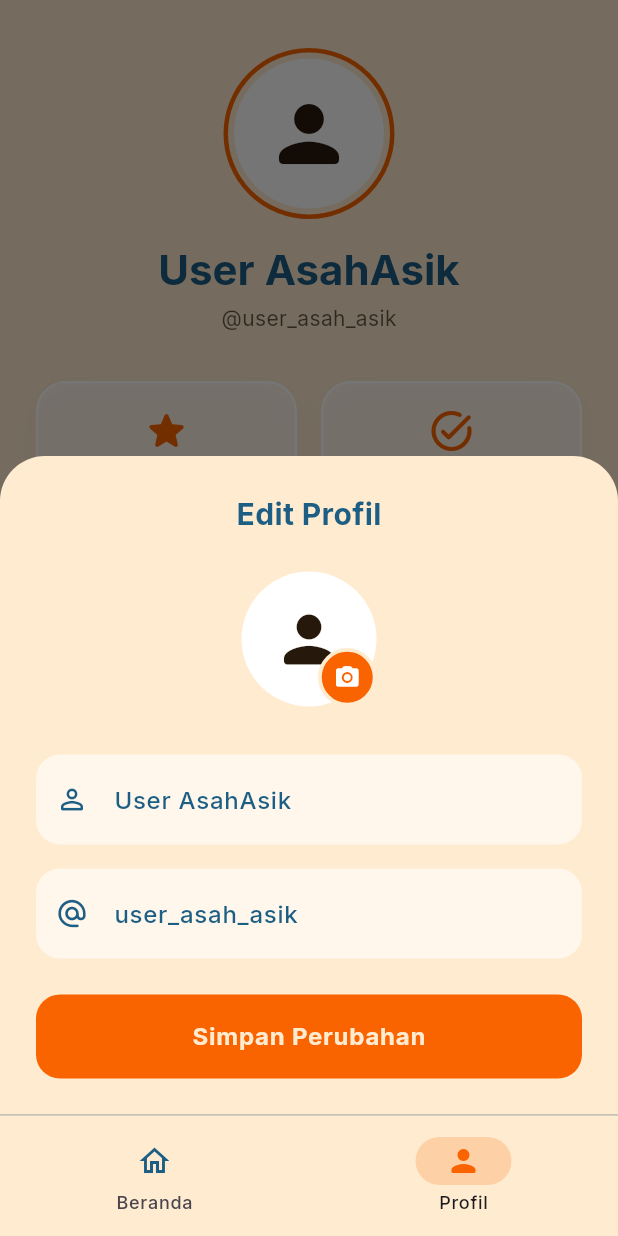
After one commit to valmaiimtiyaz/ValmaiImtiyaz_24-135_PM6, a Flutter app: the ProfileScreen screen opened by its route, after a tap on "Edit Profil", on a phone screen of 412 x 824 dp. The commit adds this screen. Run offline on Flutter 3.47's test engine with Material 3 defaults, Android fonts, the phone set to English and light mode, and no system bars; our stand-ins replace go_router, image_picker.

Commit message:
feat: menambahkan antarmuka profile, fungsionalitas real-time ganti tema, edit profil, dan pilihan foto dari galeri

```diff
--- /dev/null
+++ b/lib/core/providers/user_provider.dart
@@ -0,0 +1,21 @@
+import 'package:flutter/material.dart';
+
+class UserProvider extends ChangeNotifier {
+  String _name = 'User AsahAsik';
+  String _username = '@user_asah_asik';
+  String? _profileImagePath;
+  String get name => _name;
+  String get username => _username;
+  String? get profileImagePath => _profileImagePath;
+
+  void updateProfile(String newName, String newUsername) {
+    if (newName.isNotEmpty) _name = newName;
+    if (newUsername.isNotEmpty) _username = newUsername;
+    notifyListeners();
+  }
+
+  void updateProfileImage(String newPath) {
+    _profileImagePath = newPath;
+    notifyListeners();
+  }
+}
--- a/lib/core/routes/app_router.dart
+++ b/lib/core/routes/app_router.dart
@@ -5,6 +5,7 @@ import '../../screens/auth/sign_in_screen.dart';
 import '../../screens/auth/sign_up_screen.dart';
 import '../../widgets/bottom_navigation_shell.dart';
 import '../../screens/home/home_screen.dart';
+import '../../screens/profile/profile_screen.dart';
 
 class AppRoutes {
   static const String signIn = '/';
@@ -47,9 +48,7 @@ class AppRouter {
             routes: [
               GoRoute(
                 path: AppRoutes.profile,
-                builder: (context, state) => const Scaffold(
-                  body: Center(child: Text('Halaman Profil Segera Hadir')),
-                ),
+                builder: (context, state) => const ProfileScreen(),
               ),
             ],
           ),
--- /dev/null
+++ b/lib/core/theme/theme_provider.dart
@@ -0,0 +1,10 @@
+import 'package:flutter/material.dart';
+
+class ThemeProvider extends ChangeNotifier {
+  ThemeMode _themeMode = ThemeMode.system;
+  ThemeMode get themeMode => _themeMode;
+  void setThemeMode(ThemeMode mode) {
+    _themeMode = mode;
+    notifyListeners();
+  }
+}
--- a/lib/main.dart
+++ b/lib/main.dart
@@ -1,23 +1,36 @@
 import 'package:flutter/material.dart';
+import 'package:provider/provider.dart';
 
+import 'core/routes/app_router.dart';
 import 'core/theme/app_theme.dart';
-import 'core/routes/app_router.dart';
+import 'core/theme/theme_provider.dart';
+import 'core/providers/user_provider.dart';
 
 void main() {
-  runApp(const AsahAsikApp());
+  runApp(
+    MultiProvider(
+      providers: [
+        ChangeNotifierProvider(create: (context) => ThemeProvider()),
+        ChangeNotifierProvider(create: (context) => UserProvider()),
+      ],
+      child: const MyApp(),
+    ),
+  );
 }
 
-class AsahAsikApp extends StatelessWidget {
-  const AsahAsikApp({super.key});
+class MyApp extends StatelessWidget {
+  const MyApp({super.key});
 
   @override
   Widget build(BuildContext context) {
+    final themeProvider = Provider.of<ThemeProvider>(context);
+
     return MaterialApp.router(
       title: 'AsahAsik',
       debugShowCheckedModeBanner: false,
       theme: AppTheme.lightTheme,
       darkTheme: AppTheme.darkTheme,
-      themeMode: ThemeMode.system,
+      themeMode: themeProvider.themeMode,
       routerConfig: AppRouter.router,
     );
   }
--- /dev/null
+++ b/lib/screens/profile/profile_screen.dart
@@ -0,0 +1,493 @@
+import 'dart:io';
+
+import 'package:flutter/material.dart';
+import 'package:go_router/go_router.dart';
+import 'package:provider/provider.dart';
+import 'package:image_picker/image_picker.dart';
+
+import '../../core/constants/app_colors.dart';
+import '../../core/routes/app_router.dart';
+import '../../core/theme/theme_provider.dart';
+import '../../core/providers/user_provider.dart';
+import '../../widgets/custom_button.dart';
+import '../../widgets/custom_textfield.dart';
+
+class ProfileScreen extends StatelessWidget {
+  const ProfileScreen({super.key});
+
+  @override
+  Widget build(BuildContext context) {
+    final isDark = Theme.of(context).brightness == Brightness.dark;
+    final textTheme = Theme.of(context).textTheme;
+    final userProvider = Provider.of<UserProvider>(context);
+
+    return Scaffold(
+      body: SafeArea(
+        child: SingleChildScrollView(
+          padding: const EdgeInsets.symmetric(horizontal: 24.0, vertical: 32.0),
+          child: Column(
+            children: [
+              Center(
+                child: Column(
+                  children: [
+                    Container(
+                      padding: const EdgeInsets.all(4),
+                      decoration: BoxDecoration(
+                        shape: BoxShape.circle,
+                        border: Border.all(
+                          color: AppColors.blazeOrange,
+                          width: 3.0,
+                        ),
+                      ),
+                      child: CircleAvatar(
+                        radius: 50,
+                        backgroundColor: isDark
+                            ? AppColors.champagne.withOpacity(0.2)
+                            : Colors.white,
+                        backgroundImage: userProvider.profileImagePath != null
+                            ? FileImage(File(userProvider.profileImagePath!))
+                            : null,
+                        child: userProvider.profileImagePath == null
+                            ? const Icon(
+                                Icons.person_rounded,
+                                color: AppColors.coffeeBean,
+                                size: 60,
+                              )
+                            : null,
+                      ),
+                    ),
+                    const SizedBox(height: 16),
+                    Text(
+                      userProvider.name,
+                      style: textTheme.headlineMedium?.copyWith(
+                        fontWeight: FontWeight.bold,
+                        color: isDark
+                            ? AppColors.champagne
+                            : AppColors.lightNavyBlue,
+                      ),
+                    ),
+                    const SizedBox(height: 4),
+                    Text(
+                      userProvider.username,
+                      style: textTheme.bodyMedium?.copyWith(
+                        color: isDark
+                            ? AppColors.champagne.withOpacity(0.7)
+                            : AppColors.coffeeBean.withOpacity(0.7),
+                      ),
+                    ),
+                  ],
+                ),
+              ),
+              const SizedBox(height: 32),
+
+              Row(
+                children: [
+                  Expanded(
+                    child: _buildStatCard(
+                      title: 'Total Skor',
+                      value: '1,250',
+                      icon: Icons.star_rounded,
+                      isDark: isDark,
+                      textTheme: textTheme,
+                    ),
+                  ),
+                  const SizedBox(width: 16),
+                  Expanded(
+                    child: _buildStatCard(
+                      title: 'Kuis Selesai',
+                      value: '24',
+                      icon: Icons.task_alt_rounded,
+                      isDark: isDark,
+                      textTheme: textTheme,
+                    ),
+                  ),
+                ],
+              ),
+              const SizedBox(height: 40),
+
+              Align(
+                alignment: Alignment.centerLeft,
+                child: Text(
+                  'Pengaturan Akun',
+                  style: textTheme.titleLarge?.copyWith(
+                    fontWeight: FontWeight.bold,
+                    color: isDark
+                        ? AppColors.champagne
+                        : AppColors.lightNavyBlue,
+                  ),
+                ),
+              ),
+              const SizedBox(height: 16),
+
+              _buildMenuTile(
+                icon: Icons.edit_rounded,
+                title: 'Edit Profil',
+                isDark: isDark,
+                onTap: () => _showEditProfileSheet(context),
+              ),
+              _buildMenuTile(
+                icon: Icons.color_lens_rounded,
+                title: 'Tema Tampilan',
+                isDark: isDark,
+                onTap: () => _showThemeSheet(context),
+              ),
+              _buildMenuTile(
+                icon: Icons.help_outline_rounded,
+                title: 'Pusat Bantuan',
+                isDark: isDark,
+                onTap: () => ScaffoldMessenger.of(context).showSnackBar(
+                  const SnackBar(
+                    content: Text('Pusat Bantuan sedang dalam pengembangan.'),
+                  ),
+                ),
+              ),
+              const SizedBox(height: 32),
+
+              SizedBox(
+                width: double.infinity,
+                child: OutlinedButton.icon(
+                  onPressed: () => context.go(AppRoutes.signIn),
+                  icon: const Icon(
+                    Icons.logout_rounded,
+                    color: Colors.redAccent,
+                  ),
+                  label: const Text(
+                    'Keluar Akun',
+                    style: TextStyle(
+                      color: Colors.redAccent,
+                      fontWeight: FontWeight.bold,
+                      fontSize: 16,
+                    ),
+                  ),
+                  style: OutlinedButton.styleFrom(
+                    padding: const EdgeInsets.symmetric(vertical: 16),
+                    side: const BorderSide(color: Colors.redAccent, width: 1.5),
+                    shape: RoundedRectangleBorder(
+                      borderRadius: BorderRadius.circular(16),
+                    ),
+                  ),
+                ),
+              ),
+              const SizedBox(height: 40),
+            ],
+          ),
+        ),
+      ),
+    );
+  }
+
+  // ==========================================
+  // FUNGSI POP-UP: Edit Profil (Dengan StatefulBuilder)
+  // ==========================================
+  void _showEditProfileSheet(BuildContext context) {
+    final userProvider = Provider.of<UserProvider>(context, listen: false);
+    final nameController = TextEditingController(text: userProvider.name);
+    final usernameController = TextEditingController(
+      text: userProvider.username.replaceAll('@', ''),
+    );
+
+    showModalBottomSheet(
+      context: context,
+      isScrollControlled: true,
+      backgroundColor: Colors.transparent,
+      builder: (context) {
+        final isDark = Theme.of(context).brightness == Brightness.dark;
+
+        // ---> MENGGUNAKAN STATEFULBUILDER AGAR POPUP BISA ME-REFRESH DIRINYA SENDIRI
+        return StatefulBuilder(
+          builder: (BuildContext context, StateSetter setModalState) {
+            return Container(
+              padding: EdgeInsets.only(
+                top: 24,
+                left: 24,
+                right: 24,
+                bottom: MediaQuery.of(context).viewInsets.bottom + 24,
+              ),
+              decoration: BoxDecoration(
+                color: isDark ? AppColors.coffeeBean : AppColors.champagne,
+                borderRadius: const BorderRadius.vertical(
+                  top: Radius.circular(30),
+                ),
+              ),
+              child: Column(
+                mainAxisSize: MainAxisSize.min,
+                children: [
+                  Text(
+                    'Edit Profil',
+                    style: TextStyle(
+                      fontSize: 20,
+                      fontWeight: FontWeight.bold,
+                      color: isDark
+                          ? AppColors.champagne
+                          : AppColors.lightNavyBlue,
+                    ),
+                  ),
+                  const SizedBox(height: 24),
+
+                  // ---> AREA FOTO
+                  Center(
+                    child: Stack(
+                      children: [
+                        CircleAvatar(
+                          radius: 45,
+                          backgroundColor: isDark
+                              ? AppColors.champagne.withOpacity(0.2)
+                              : Colors.white,
+                          backgroundImage: userProvider.profileImagePath != null
+                              ? FileImage(File(userProvider.profileImagePath!))
+                              : null,
+                          child: userProvider.profileImagePath == null
+                              ? const Icon(
+                                  Icons.person_rounded,
+                                  color: AppColors.coffeeBean,
+                                  size: 50,
+                                )
+                              : null,
+                        ),
+                        Positioned(
+                          bottom: 0,
+                          right: 0,
+                          child: InkWell(
+                            onTap: () async {
+                              try {
+                                final ImagePicker picker = ImagePicker();
+                                final XFile? image = await picker.pickImage(
+                                  source: ImageSource.gallery,
+                                );
+
+                                if (image != null) {
+                                  // Update provider (untuk layar di belakangnya)
+                                  userProvider.updateProfileImage(image.path);
+
+                                  // ---> PAKSA REFRESH TAMPILAN POP-UP INI
+                                  setModalState(() {});
+                                }
+                              } catch (e) {
+                                // Tampilkan pesan jika ditolak/error
+                                ScaffoldMessenger.of(context).showSnackBar(
+                                  SnackBar(
+                                    content: Text('Gagal membuka galeri: $e'),
+                                  ),
+                                );
+                              }
+                            },
+                            child: Container(
+                              padding: const EdgeInsets.all(8),
+                              decoration: BoxDecoration(
+                                color: AppColors.blazeOrange,
+                                shape: BoxShape.circle,
+                                border: Border.all(
+                                  color: isDark
+                                      ? AppColors.coffeeBean
+                                      : AppColors.champagne,
+                                  width: 2.5,
+                                ),
+                              ),
+                              child: const Icon(
+                                Icons.camera_alt_rounded,
+                                color: Colors.white,
+                                size: 18,
+                              ),
+                            ),
+                          ),
+                        ),
+                      ],
+                    ),
+                  ),
+                  const SizedBox(height: 32),
+
+                  CustomTextField(
+                    hintText: 'Ubah Nama',
+                    icon: Icons.person_outline_rounded,
+                    controller: nameController,
+                  ),
+                  const SizedBox(height: 16),
+                  CustomTextField(
+                    hintText: 'Ubah Username',
+                    icon: Icons.alternate_email_rounded,
+                    controller: usernameController,
+                  ),
+                  const SizedBox(height: 24),
+
+                  CustomButton(
+                    text: 'Simpan Perubahan',
+                    onPressed: () {
+                      userProvider.updateProfile(
+                        nameController.text,
+                        '@${usernameController.text}',
+                      );
+                      context.pop();
+                      ScaffoldMessenger.of(context).showSnackBar(
+                        SnackBar(
+                          content: const Text('Profil berhasil diperbarui!'),
+                          backgroundColor: AppColors.blazeOrange,
+                          behavior: SnackBarBehavior.floating,
+                          shape: RoundedRectangleBorder(
+                            borderRadius: BorderRadius.circular(10),
+                          ),
+                        ),
+                      );
+                    },
+                  ),
+                ],
+              ),
+            );
+          },
+        );
+      },
+    );
+  }
+
+  void _showThemeSheet(BuildContext context) {
+    showModalBottomSheet(
+      context: context,
+      backgroundColor: Colors.transparent,
+      builder: (context) {
+        final isDark = Theme.of(context).brightness == Brightness.dark;
+        return Container(
+          padding: const EdgeInsets.all(24),
+          decoration: BoxDecoration(
+            color: isDark ? AppColors.coffeeBean : AppColors.champagne,
+            borderRadius: const BorderRadius.vertical(top: Radius.circular(30)),
+          ),
+          child: Column(
+            mainAxisSize: MainAxisSize.min,
+            children: [
+              Text(
+                'Ganti Tema',
+                style: TextStyle(
+                  fontSize: 20,
+                  fontWeight: FontWeight.bold,
+                  color: isDark ? AppColors.champagne : AppColors.lightNavyBlue,
+                ),
+              ),
+              const SizedBox(height: 24),
+              ListTile(
+                leading: const Icon(
+                  Icons.light_mode_rounded,
+                  color: AppColors.blazeOrange,
+                ),
+                title: Text(
+                  'Mode Terang (Light)',
+                  style: TextStyle(
+                    color: isDark ? AppColors.champagne : AppColors.coffeeBean,
+                  ),
+                ),
+                onTap: () {
+                  Provider.of<ThemeProvider>(
+                    context,
+                    listen: false,
+                  ).setThemeMode(ThemeMode.light);
+                  context.pop();
+                },
+              ),
+              ListTile(
+                leading: const Icon(
+                  Icons.dark_mode_rounded,
+                  color: AppColors.lightNavyBlue,
+                ),
+                title: Text(
+                  'Mode Gelap (Dark)',
+                  style: TextStyle(
+                    color: isDark ? AppColors.champagne : AppColors.coffeeBean,
+                  ),
+                ),
+                onTap: () {
+                  Provider.of<ThemeProvider>(
+                    context,
+                    listen: false,
+                  ).setThemeMode(ThemeMode.dark);
+                  context.pop();
+                },
+              ),
+            ],
+          ),
+        );
+      },
+    );
+  }
+
+  Widget _buildStatCard({
+    required String title,
+    required String value,
+    required IconData icon,
+    required bool isDark,
+    required TextTheme textTheme,
+  }) {
+    return Container(
+      padding: const EdgeInsets.all(16),
+      decoration: BoxDecoration(
+        color: isDark
+            ? Colors.white.withOpacity(0.05)
+            : Colors.white.withOpacity(0.5),
+        borderRadius: BorderRadius.circular(20),
+        border: Border.all(
+          color: isDark ? Colors.transparent : Colors.white,
+          width: 1.5,
+        ),
+        boxShadow: [
+          BoxShadow(
+            color: AppColors.coffeeBean.withOpacity(0.03),
+            blurRadius: 15,
+            offset: const Offset(0, 4),
+          ),
+        ],
+      ),
+      child: Column(
+        children: [
+          Icon(icon, color: AppColors.blazeOrange, size: 32),
+          const SizedBox(height: 12),
+          Text(
+            value,
+            style: textTheme.headlineSmall?.copyWith(
+              fontWeight: FontWeight.bold,
+              color: isDark ? AppColors.champagne : AppColors.lightNavyBlue,
+            ),
+          ),
+          const SizedBox(height: 4),
+          Text(
+            title,
+            style: textTheme.bodySmall?.copyWith(
+              color: isDark
+                  ? AppColors.champagne.withOpacity(0.7)
+                  : AppColors.coffeeBean,
+            ),
+          ),
+        ],
+      ),
+    );
+  }
+
+  Widget _buildMenuTile({
+    required IconData icon,
+    required String title,
+    required bool isDark,
+    required VoidCallback onTap,
+  }) {
+    return ListTile(
+      onTap: onTap,
+      contentPadding: EdgeInsets.zero,
+      leading: Container(
+        padding: const EdgeInsets.all(10),
+        decoration: BoxDecoration(
+          color: AppColors.lightNavyBlue.withOpacity(0.1),
+          shape: BoxShape.circle,
+        ),
+        child: Icon(icon, color: AppColors.lightNavyBlue, size: 24),
+      ),
+      title: Text(
+        title,
+        style: TextStyle(
+          fontWeight: FontWeight.w600,
+          color: isDark ? AppColors.champagne : AppColors.coffeeBean,
+        ),
+      ),
+      trailing: Icon(
+        Icons.chevron_right_rounded,
+        color: isDark
+            ? AppColors.champagne.withOpacity(0.5)
+            : AppColors.coffeeBean.withOpacity(0.5),
+      ),
+    );
+  }
+}
--- a/pubspec.yaml
+++ b/pubspec.yaml
@@ -37,6 +37,7 @@ dependencies:
   go_router: ^18.1.0
   provider: ^6.1.5+1
   google_fonts: ^9.0.0
+  image_picker: ^1.2.4
 
 dev_dependencies:
   flutter_test:
```
Also changed, not shown: pubspec.lock, 7 other files.
